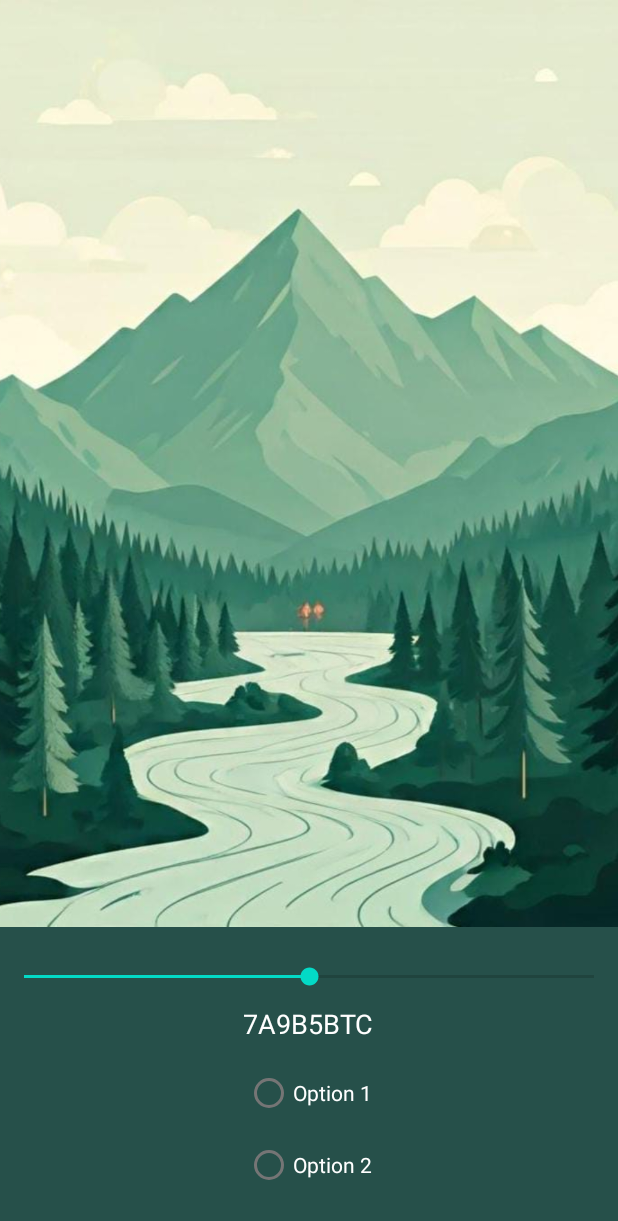
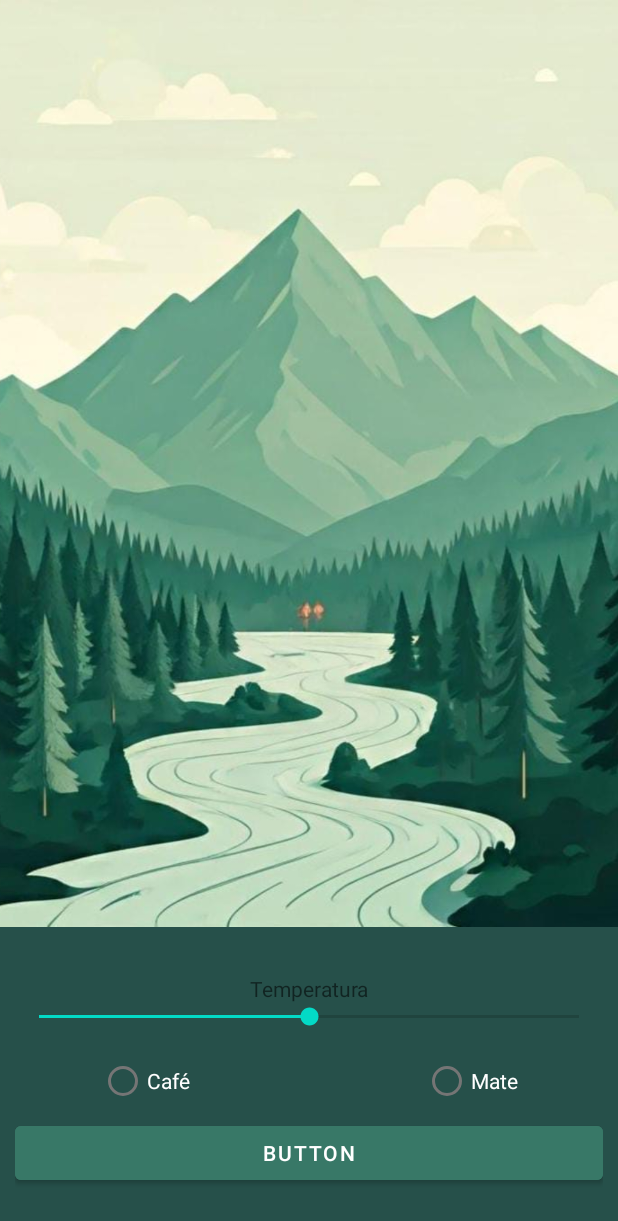
Before and after one commit to matingb/SOA, an Android app: the screen it shows after launch (MainActivity), on a phone screen of 412 x 824 dp. Shown: the top 1221 px of the screen. Run offline under Robolectric (Android 15) with nearby library versions, the phone set to English and light mode, and no system bars.

Commit message:
contiene los 2 layout, falta acomodar detalles

```diff
--- a/app/src/main/res/layout/activity_main.xml
+++ b/app/src/main/res/layout/activity_main.xml
@@ -20,13 +20,22 @@
         android:layout_width="0dp"
         android:layout_height="wrap_content"
         android:orientation="vertical"
-        android:gravity="center"
+        android:gravity="start"
+        android:paddingStart="10dp"
+        android:paddingEnd="10dp"
         app:layout_constraintTop_toBottomOf="@+id/imageLandscape"
         app:layout_constraintStart_toStartOf="parent"
         app:layout_constraintEnd_toEndOf="parent"
         app:layout_constraintBottom_toBottomOf="parent">
 
-        <!-- SeekBar -->
+        <TextView
+            android:id="@+id/textView2"
+            android:layout_width="match_parent"
+            android:layout_height="wrap_content"
+            android:layout_weight="1"
+            android:gravity="center"
+            android:text="Temperatura" />
+
         <SeekBar
             android:id="@+id/seekBar"
             android:layout_width="match_parent"
@@ -35,35 +44,42 @@
             android:max="100"
             android:progress="50" />
 
-        <!-- TextView -->
-        <TextView
-            android:id="@+id/textStatus"
-            android:layout_width="wrap_content"
-            android:layout_height="wrap_content"
-            android:layout_marginBottom="10dp"
-            android:text="7A9B5BTC"
-            android:textColor="@android:color/white"
-            android:textSize="18sp" />
-
-        <RadioGroup
-            android:layout_width="wrap_content"
-            android:layout_height="wrap_content"
-            android:orientation="vertical">
+        <LinearLayout
+            android:layout_width="match_parent"
+            android:layout_height="match_parent"
+            android:gravity="center"
+            android:orientation="horizontal">
 
             <RadioButton
                 android:id="@+id/radioOption1"
                 android:layout_width="wrap_content"
                 android:layout_height="wrap_content"
-                android:text="Option 1"
+                android:layout_marginRight="70pt"
+                android:text="Café"
                 android:textColor="@android:color/white" />
 
             <RadioButton
                 android:id="@+id/radioOption2"
                 android:layout_width="wrap_content"
                 android:layout_height="wrap_content"
-                android:text="Option 2"
+                android:text="Mate"
                 android:textColor="@android:color/white" />
-        </RadioGroup>
+
+        </LinearLayout>
+
+        <LinearLayout
+            android:layout_width="match_parent"
+            android:layout_height="match_parent"
+            android:orientation="horizontal">
+
+            <Button
+                android:id="@+id/button5"
+                android:layout_width="wrap_content"
+                android:layout_height="wrap_content"
+                android:backgroundTint="@color/verde_boton"
+                android:layout_weight="1"
+                android:text="Button" />
+        </LinearLayout>
 
     </LinearLayout>
 </androidx.constraintlayout.widget.ConstraintLayout>
```
